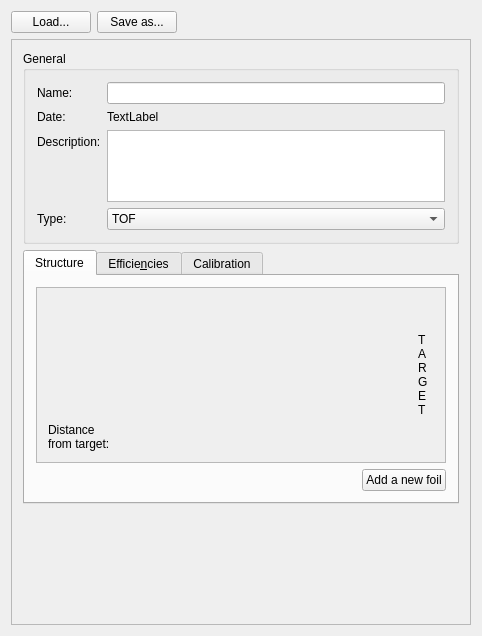
This is ui_files/ui_request_detector_settings.ui in JYU-IBA/potku as Qt 5 draws it before an edit. The edited form follows.
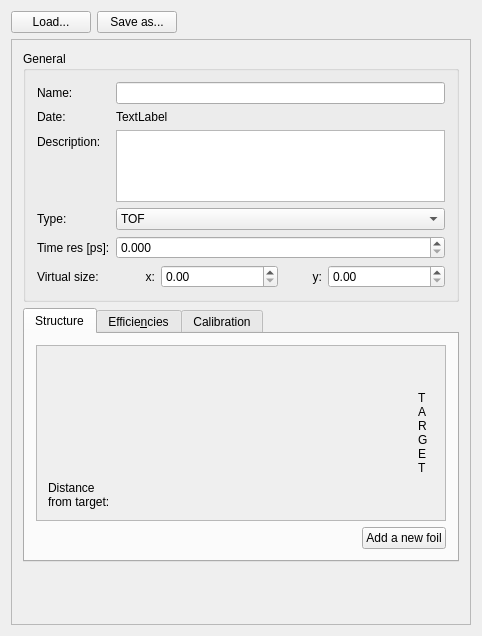
This is the edited form. Icons and pictures are not drawn.

Commit message: Added time res and virtual size parameters to detector settings view. Now they are also modifiable.

What changed in the file:
```diff
--- a/ui_files/ui_request_detector_settings.ui
+++ b/ui_files/ui_request_detector_settings.ui
@@ -83,7 +83,7 @@
         <x>0</x>
         <y>0</y>
         <width>462</width>
-        <height>580</height>
+        <height>585</height>
        </rect>
       </property>
       <layout class="QVBoxLayout" name="verticalLayout_7">
@@ -218,6 +218,89 @@
                 </item>
                </widget>
               </item>
+              <item row="4" column="0">
+               <widget class="QLabel" name="label_3">
+                <property name="text">
+                 <string>Time res [ps]:</string>
+                </property>
+               </widget>
+              </item>
+              <item row="4" column="1">
+               <widget class="QDoubleSpinBox" name="timeResSpinBox">
+                <property name="decimals">
+                 <number>3</number>
+                </property>
+                <property name="maximum">
+                 <double>99999.990000000005239</double>
+                </property>
+               </widget>
+              </item>
+              <item row="5" column="0">
+               <widget class="QLabel" name="label_4">
+                <property name="text">
+                 <string>Virtual size:</string>
+                </property>
+               </widget>
+              </item>
+              <item row="5" column="1">
+               <layout class="QHBoxLayout" name="horizontalLayout_3">
+                <item>
+                 <widget class="QLabel" name="label_7">
+                  <property name="enabled">
+                   <bool>true</bool>
+                  </property>
+                  <property name="sizePolicy">
+                   <sizepolicy hsizetype="Preferred" vsizetype="Preferred">
+                    <horstretch>1</horstretch>
+                    <verstretch>0</verstretch>
+                   </sizepolicy>
+                  </property>
+                  <property name="text">
+                   <string>x:</string>
+                  </property>
+                  <property name="alignment">
+                   <set>Qt::AlignRight|Qt::AlignTrailing|Qt::AlignVCenter</set>
+                  </property>
+                 </widget>
+                </item>
+                <item>
+                 <widget class="QDoubleSpinBox" name="virtualSizeXSpinBox">
+                  <property name="sizePolicy">
+                   <sizepolicy hsizetype="Minimum" vsizetype="Fixed">
+                    <horstretch>3</horstretch>
+                    <verstretch>0</verstretch>
+                   </sizepolicy>
+                  </property>
+                 </widget>
+                </item>
+                <item>
+                 <widget class="QLabel" name="label_8">
+                  <property name="sizePolicy">
+                   <sizepolicy hsizetype="Preferred" vsizetype="Preferred">
+                    <horstretch>1</horstretch>
+                    <verstretch>0</verstretch>
+                   </sizepolicy>
+                  </property>
+                  <property name="text">
+                   <string>y:</string>
+                  </property>
+                  <property name="alignment">
+                   <set>Qt::AlignRight|Qt::AlignTrailing|Qt::AlignVCenter</set>
+                  </property>
+                 </widget>
+                </item>
+                <item>
+                 <widget class="QDoubleSpinBox" name="virtualSizeYSpinBox">
+                  <property name="sizePolicy">
+                   <sizepolicy hsizetype="Minimum" vsizetype="Fixed">
+                    <horstretch>3</horstretch>
+                    <verstretch>0</verstretch>
+                   </sizepolicy>
+                  </property>
+                 </widget>
+                </item>
+               </layout>
+              </item>
              </layout>
             </item>
            </layout>
@@ -256,8 +339,8 @@
                      <rect>
                       <x>0</x>
                       <y>0</y>
-                      <width>414</width>
-                      <height>208</height>
+                      <width>412</width>
+                      <height>172</height>
                      </rect>
                     </property>
                     <layout class="QHBoxLayout" name="horizontalLayout_4">
```
The commit also changes 1 other file.
